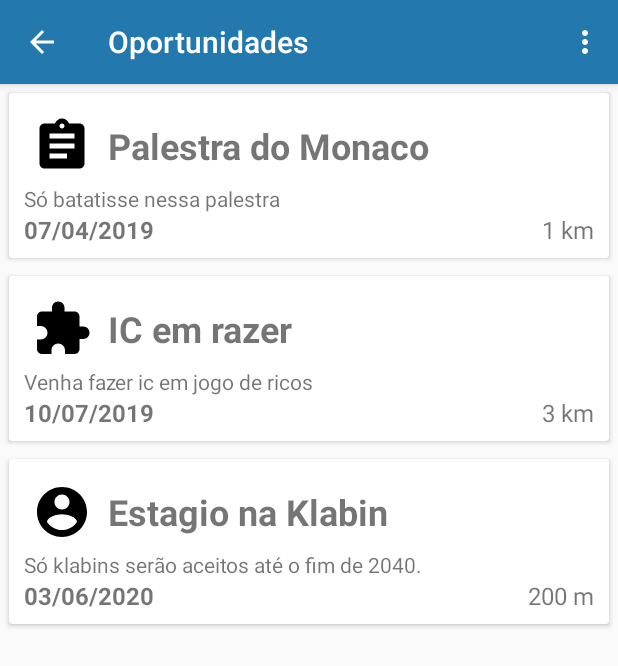
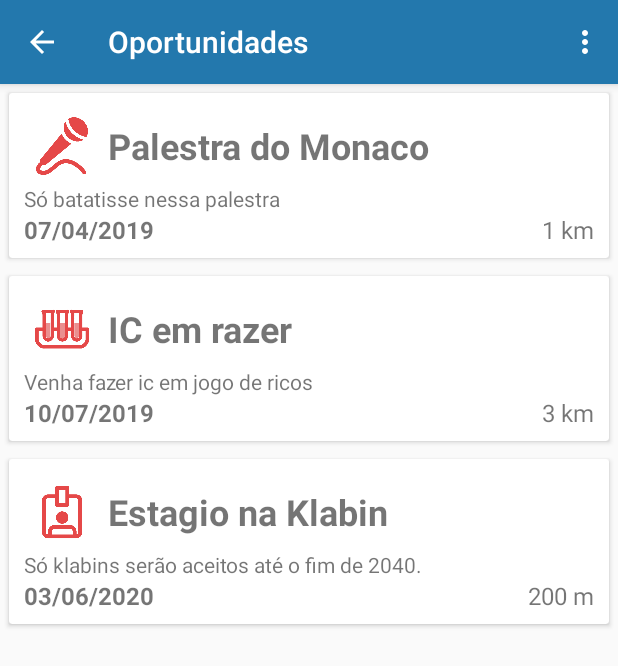
Before and after one commit to hack-usp-2019-1/simple-app, an Android app: the ListaOportunidadesActivity screen opened directly, with no data from a screen before it, on a phone screen of 412 x 824 dp. Shown: the top 666 px of the screen. Run offline under Robolectric (Android 15) with nearby library versions, the phone set to English and light mode, and no system bars.

```diff
--- a/app/src/main/java/com/hackusp/klabinusp/activity/ListaOportunidadesActivity.java
+++ b/app/src/main/java/com/hackusp/klabinusp/activity/ListaOportunidadesActivity.java
@@ -65,6 +65,9 @@ public class ListaOportunidadesActivity extends AppCompatActivity {
             case R.id.filtrar:
                 Intent in = new Intent(ListaOportunidadesActivity.this, FiltrarActivity.class);
                 startActivity(in);
+                break;
+            case R.id.criarOportunidades:
+                Toast.makeText(this, "Criar oport", Toast.LENGTH_SHORT).show();
                 break;
         }
 
--- a/app/src/main/java/com/hackusp/klabinusp/adapter/AdapterOportunidades.java
+++ b/app/src/main/java/com/hackusp/klabinusp/adapter/AdapterOportunidades.java
@@ -53,11 +53,11 @@ public class AdapterOportunidades extends RecyclerView.Adapter<AdapterOportunida
         myViewHolder.textDataOportunidade.setText(oportunidade.getData());
 
         if(oportunidade.getTipo().equals("ic"))
-            myViewHolder.imageOportunidade.setImageResource(R.drawable.ic_ic_black_24dp);
+            myViewHolder.imageOportunidade.setImageResource(R.drawable.pesquisa);
         else if(oportunidade.getTipo().equals("estagio"))
-            myViewHolder.imageOportunidade.setImageResource(R.drawable.ic_estagio_black_24dp);
+            myViewHolder.imageOportunidade.setImageResource(R.drawable.estagio);
         else if(oportunidade.getTipo().equals("palestra"))
-            myViewHolder.imageOportunidade.setImageResource(R.drawable.ic_palestra_black_24dp);
+            myViewHolder.imageOportunidade.setImageResource(R.drawable.palestra);
         else
             myViewHolder.imageOportunidade.setImageResource(R.drawable.ic_padrao_black_24dp);
 
--- a/app/src/main/res/layout/activity_oportunidade.xml
+++ b/app/src/main/res/layout/activity_oportunidade.xml
@@ -15,7 +15,7 @@
         android:padding="10dp">
 
         <ImageView
-            android:id="@+id/imageView2"
+            android:id="@+id/imageOportunidade"
             android:layout_width="40dp"
             android:layout_height="40dp"
             android:layout_margin="6dp"
--- a/app/src/main/res/menu/menu_oportunidade.xml
+++ b/app/src/main/res/menu/menu_oportunidade.xml
@@ -12,5 +12,11 @@
         android:title="Filtrar"
         app:showAsAction="never"
         />
+    <item
+        android:id="@+id/criarOportunidades"
+        android:title="Filtrar"
+        app:showAsAction="never"
+        android:visible="false"
+        />
 
 </menu>
```
Also changed, not shown: app/src/main/java/com/hackusp/klabinusp/activity/OportunidadeActivity.java (+12 -2 lines), app/src/main/java/com/hackusp/klabinusp/model/Usuario.java (added, +57 -0 lines), app/src/main/res/drawable/estagio.png (added), app/src/main/res/drawable/palestra.png (added), app/src/main/res/drawable/pesquisa.png (added).
